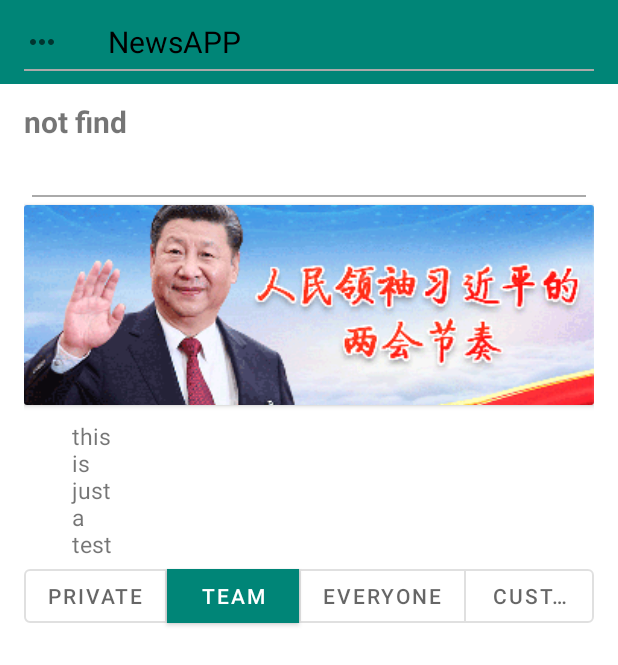
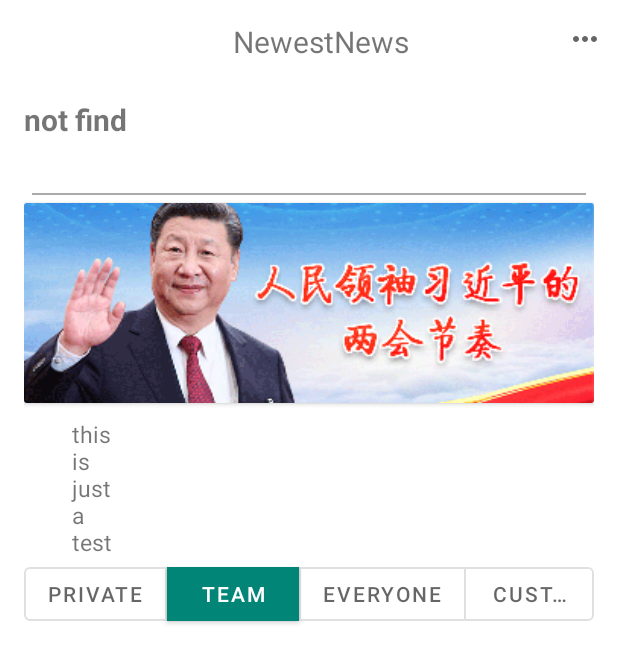
Before and after one commit to leezythu/NewsApp, an Android app: the SingleNews screen opened directly, with no data from a screen before it, on a phone screen of 412 x 824 dp. Shown: the top 665 px of the screen. Run offline under Robolectric (Android 15) with nearby library versions, the phone set to English and light mode, and no system bars; our stand-ins replace Room's generated code; libraries missing offline, so code that uses them is left out: com.nostra13.universalimageloader; 3 statements that could not run were skipped.

Commit message:
做到厌烦，不做前端了，我和界面相互受不了

```diff
--- a/src/main/AndroidManifest.xml
+++ b/src/main/AndroidManifest.xml
@@ -13,9 +13,11 @@
         android:theme="@style/AppTheme">
         <activity
         android:name=".SingleNews"
+        android:parentActivityName=".MainActivity"
         android:label="@string/title_activity_single_news"
         android:theme="@style/AppTheme.NoActionBar"></activity>
         <activity
+            android:parentActivityName=".MainActivity"
             android:name=".Login"
             android:label="@string/title_login"
             android:theme="@style/AppTheme.NoActionBar"></activity>
@@ -29,7 +31,6 @@
                 <category android:name="android.intent.category.LAUNCHER" />
             </intent-filter>
         </activity>
-        <activity android:name=".Login$Login" />
     </application>
 
 </manifest>
--- a/src/main/java/com/zhenyu/zhenyu/SingleNews.java
+++ b/src/main/java/com/zhenyu/zhenyu/SingleNews.java
@@ -1,10 +1,12 @@
 package com.zhenyu.zhenyu;
 
 import android.content.Intent;
+import android.media.Image;
 import android.os.Bundle;
 
 import com.google.android.material.bottomsheet.BottomSheetBehavior;
 import com.google.android.material.bottomsheet.BottomSheetDialog;
+import com.google.android.material.button.MaterialButton;
 import com.google.android.material.floatingactionbutton.FloatingActionButton;
 import com.google.android.material.snackbar.Snackbar;
 import com.nostra13.universalimageloader.utils.L;
@@ -16,7 +18,9 @@ import androidx.appcompat.app.AppCompatActivity;
 import androidx.appcompat.widget.Toolbar;
 
 import android.view.View;
+import android.widget.Button;
 import android.widget.FrameLayout;
+import android.widget.ImageView;
 import android.widget.LinearLayout;
 import android.widget.TextView;
 import android.widget.Toast;
@@ -35,6 +39,7 @@ public class SingleNews extends AppCompatActivity implements View.OnClickListene
     private LinearLayout blockinglayout;
 //    private TextView titleview;
 //    private TextView contentview;
+    private ImageView moreview;
 
     @Override
     protected void onCreate(Bundle savedInstanceState) {
@@ -49,19 +54,6 @@ public class SingleNews extends AppCompatActivity implements View.OnClickListene
 //        toolbar.setTitleTextAppearance(this, R.style.Toolbar_TitleText);
 ////        toolbar.setLogo(R.drawable.ic_launcher_background);
 //        setSupportActionBar(toolbar);
-
-
-
-//        FloatingActionButton fab = (FloatingActionButton) findViewById(R.id.fab);
-//        fab.setOnClickListener(new View.OnClickListener() {
-//            @Override
-//            public void onClick(View view) {
-//                Snackbar.make(view, "Replace with your own action", Snackbar.LENGTH_LONG)
-//                        .setAction("Action", null).show();
-//                bottomSheetBehavior.show();
-////                bottomSheetBehavior.setState(BottomSheetBehavior.STATE_EXPANDED);
-//            }
-//        });
 
 
         Intent intent = getIntent();
@@ -105,6 +97,9 @@ public class SingleNews extends AppCompatActivity implements View.OnClickListene
 
     public void initbottonsheet(){
 
+        moreview = findViewById(R.id.moreaction);
+        moreview.setOnClickListener(this);
+
         bottomsheetlayout = (LinearLayout) findViewById(R.id.bottomsheet);
         bottomSheetBehavior = new BottomSheetDialog(this);
         View view = getLayoutInflater().inflate(R.layout.dialog_bottom, null);
@@ -133,6 +128,8 @@ public class SingleNews extends AppCompatActivity implements View.OnClickListene
             case R.id.blocking_item:
                 Toast.makeText(getApplicationContext(), "click blocking", Toast.LENGTH_LONG).show();
                 break;
+            case R.id.moreaction:
+                bottomSheetBehavior.show();
             default:
                     break;
         }
--- a/src/main/res/layout/activity_single_news.xml
+++ b/src/main/res/layout/activity_single_news.xml
@@ -9,65 +9,76 @@
 
 
 
-    <com.google.android.material.appbar.MaterialToolbar
-        android:layout_height="wrap_content"
+<!--    <com.google.android.material.appbar.MaterialToolbar-->
+<!--        android:layout_height="wrap_content"-->
+<!--        android:layout_width="match_parent"-->
+<!--        app:navigationIcon="@drawable/round_more_horiz_24">-->
+<!--    <TextView-->
+<!--        android:layout_width="match_parent"-->
+<!--        android:layout_height="wrap_content"-->
+<!--        android:textSize="20sp"-->
+<!--        android:gravity="center"-->
+<!--        android:text="NewestNews"-->
+<!--        android:textColor="@color/black"/>-->
+<!--        <View-->
+<!--            android:layout_width="match_parent"-->
+<!--            android:layout_height="1dp"-->
+<!--            android:background="@android:color/darker_gray" />-->
+<!--    </com.google.android.material.appbar.MaterialToolbar>-->
+
+
+    <androidx.appcompat.widget.Toolbar
+        android:id="@+id/toolbar"
         android:layout_width="match_parent"
-        android:background="@color/colorPrimary"
-        app:navigationIcon="@drawable/round_more_horiz_24">
-    <TextView
-        android:layout_width="match_parent"
-        android:layout_height="wrap_content"
-        android:text="NewsAPP"
-        android:textSize="20sp"
-        android:textColor="@color/black"/>
-    </com.google.android.material.appbar.MaterialToolbar>
+        android:layout_height="?android:attr/actionBarSize"
+        android:background="@color/white"
+        android:gravity="center"
+        android:layout_gravity="top">
+        <androidx.constraintlayout.widget.ConstraintLayout
+            android:layout_width="match_parent"
+            android:layout_height="wrap_content"
+            android:orientation="horizontal"
+            android:gravity="center">
 
-<!--    -->
-<!--    <androidx.appcompat.widget.Toolbar-->
-<!--        android:id="@+id/toolbar"-->
-<!--        android:layout_width="match_parent"-->
-<!--        android:layout_height="?android:attr/actionBarSize"-->
-<!--        android:background="@color/white"-->
-<!--        app:layout_scrollFlags="scroll"-->
-<!--        android:gravity="center"-->
-<!--        android:layout_gravity="top">-->
-<!--        <LinearLayout-->
-<!--            android:layout_width="match_parent"-->
-<!--            android:layout_height="wrap_content"-->
-<!--            android:orientation="horizontal">-->
+            <TextView
+                android:layout_width="wrap_content"
+                android:layout_height="wrap_content"
+                android:layout_gravity="center"
+                android:gravity="center"
+                android:text="@string/appTitle"
+                android:textColorHighlight="@color/black"
+                android:textSize="20sp"
+                app:layout_constraintRight_toRightOf="parent"
+                app:layout_constraintLeft_toLeftOf="parent"
+                app:layout_constraintTop_toTopOf="parent"/>
 
-<!--            <TextView-->
-<!--                android:layout_width="wrap_content"-->
-<!--                android:layout_height="wrap_content"-->
-<!--                android:layout_gravity="center"-->
-<!--                android:gravity="center"-->
-<!--                android:text="@string/appTitle"-->
-<!--                android:textColorHighlight="@color/black"-->
-<!--                android:textSize="20sp" />-->
+            <ImageView
+                android:id="@+id/moreaction"
+                android:layout_width="wrap_content"
+                android:layout_height="wrap_content"
+                android:layout_gravity="end"
+                android:clickable="true"
+                android:layout_marginEnd="10dp"
+                android:contentDescription="more"
+                android:focusable="true"
+                android:onClick="onClick"
+                android:src="@drawable/round_more_horiz_24"
+                app:layout_anchorGravity="center|right|end"
+                app:layout_constraintRight_toRightOf="parent"
+                app:layout_constraintTop_toTopOf="parent"/>
+            <View
+                android:layout_width="match_parent"
+                android:layout_height="1dp"
+                android:layout_margin="5dp"
+                android:background="@android:color/darker_gray"
+                app:layout_constraintTop_toBottomOf="parent"
+                app:layout_constraintLeft_toLeftOf="parent"
+                app:layout_constraintRight_toRightOf="parent"/>
 
-<!--            <ImageView-->
-<!--                android:layout_width="wrap_content"-->
-<!--                android:layout_height="wrap_content"-->
-<!--                android:layout_gravity="end"-->
-<!--                android:clickable="true"-->
-<!--                android:contentDescription="more"-->
-<!--                android:focusable="true"-->
-<!--                android:src="@drawable/round_more_horiz_24"-->
-<!--                app:layout_anchor="@+id/toolbar"-->
-<!--                app:layout_anchorGravity="center|right|end" />-->
 
-<!--        </LinearLayout>-->
-<!--    </androidx.appcompat.widget.Toolbar>-->
+        </androidx.constraintlayout.widget.ConstraintLayout>
+    </androidx.appcompat.widget.Toolbar>
 
     <include layout="@layout/content_single_news" />
 
-    <!--    <com.google.android.material.floatingactionbutton.FloatingActionButton-->
-<!--        android:id="@+id/fab"-->
-<!--        android:layout_width="wrap_content"-->
-<!--        android:layout_height="wrap_content"-->
-<!--        android:layout_margin="@dimen/fab_margin"-->
-<!--        app:layout_anchor="@id/toolbar"-->
-<!--        app:layout_anchorGravity="bottom|end"-->
-<!--        app:srcCompat="@drawable/round_dashboard_24"-->
-<!--        android:visibility="gone"/>-->
 </androidx.coordinatorlayout.widget.CoordinatorLayout>
--- a/src/main/res/layout/content_single_news.xml
+++ b/src/main/res/layout/content_single_news.xml
@@ -19,10 +19,6 @@
             android:layout_width="match_parent"
             android:layout_height="30dp" />
 
-        <View
-            android:layout_width="match_parent"
-            android:layout_height="1dp"
-            android:background="@android:color/darker_gray"  />
 
         <TextView
             android:layout_width="match_parent"
```
